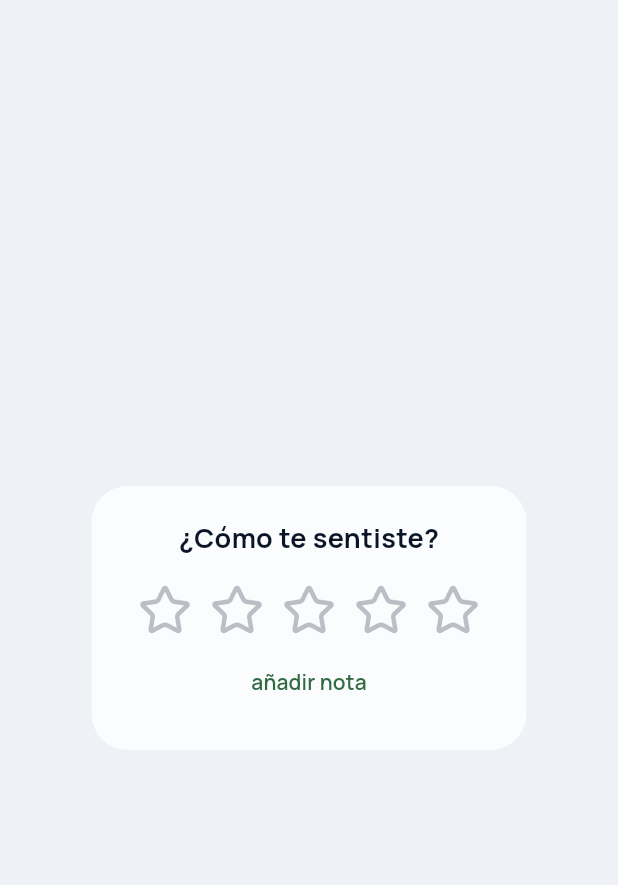
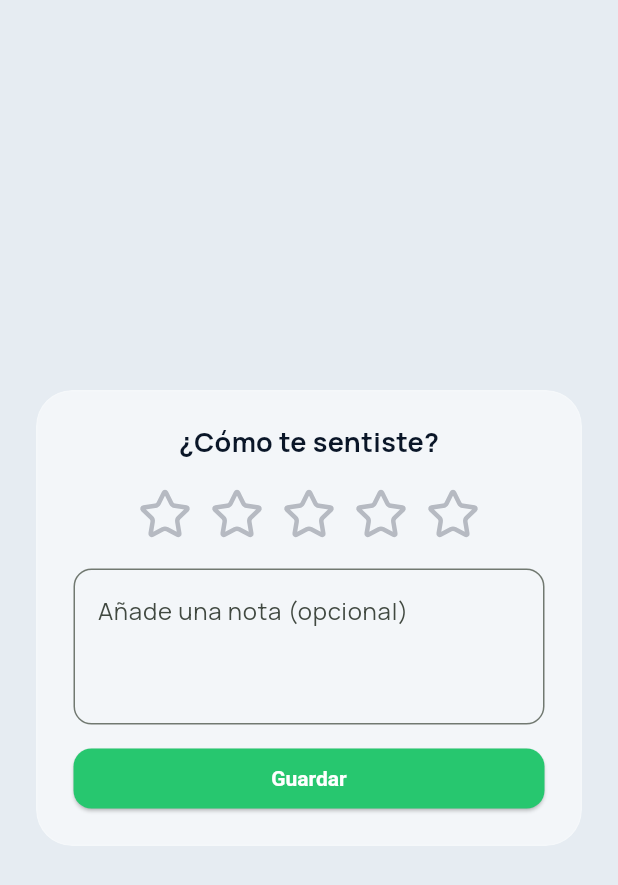
Before and after one commit to jgrabalosa/habitos_app_mobile, a Flutter app: the _ValoracionDialogContent widget shown alone on an empty page, opened directly, on a phone screen of 412 x 824 dp. Shown: the top 885 px of the screen. Run offline on Flutter 3.47's test engine with Material 3 defaults, Android fonts, the light colour scheme and no system bars; our stand-ins replace audioplayers, firebase_analytics, firebase_core, firebase_messaging, google_fonts, google_sign_in and 5 more; accounts and stored records are empty.

Commit message:
Fase 1 v1.1: correcciones de UX y rendimiento
- ValoracionSheet rediseñado: estrellas + nota simultáneas con botón Guardar único, fix overflow 8.6px (FittedBox), soporte de edición con valores iniciales
- Detalle de hábito: el lápiz abre ValoracionSheet precargado (valoración y nota editables)
- Completar hábito más rápido: analytics sin await, progreso incrementado en local sin segunda llamada, pausas 650→400ms y 600→250ms
- Dashboard: padding inferior del listado (barra de gestos Android + FAB)
- Modo claro crudo frío: bg #E6ECF2, tarjetas #F7F9FB, surface2 #CFDAE6

```diff
--- a/lib/theme/app_theme.dart
+++ b/lib/theme/app_theme.dart
@@ -23,10 +23,10 @@ class AppColors {
   static const points = Color(0xFFF59E0B);
   static const danger = Color(0xFFEF4444);
 
-  // Light (fondos Gris Muy Claro / Blanco)
-  static const bgLight = grisMuyClaro;
-  static const surfaceLight = Color(0xFFFFFFFF);
-  static const surface2Light = grisClaro;
+  // Light (crudo frío: fondo un punto más oscuro, tarjetas en blanco roto)
+  static const bgLight = Color(0xFFE6ECF2);
+  static const surfaceLight = Color(0xFFF7F9FB);
+  static const surface2Light = Color(0xFFCFDAE6);
   static const textLight = azulNoche;
   static const textMutedLight = grisMedio;
 
--- a/lib/widgets/valoracion_sheet.dart
+++ b/lib/widgets/valoracion_sheet.dart
@@ -5,18 +5,26 @@ import '../theme/app_theme.dart';
 
 /// Diálogo genérico de valoración post-acción, centrado y con efecto cristal.
 /// Devuelve un Map {'valoracion': int?, 'nota': String?} con lo que el
-/// usuario haya elegido, o null si lo descartó sin interactuar.
+/// usuario haya elegido, o null si lo descartó sin guardar.
+/// Admite valores iniciales para modo edición.
 /// No conoce el dominio: quien lo invoca decide qué hacer con el resultado.
 /// Exportable a otras apps del ecosistema.
 class ValoracionSheet {
-  static Future<Map<String, dynamic>?> mostrar(BuildContext context) {
+  static Future<Map<String, dynamic>?> mostrar(
+    BuildContext context, {
+    int? valoracionInicial,
+    String? notaInicial,
+  }) {
     return showGeneralDialog<Map<String, dynamic>>(
       context: context,
       barrierDismissible: true,
       barrierLabel: 'Valoración',
       barrierColor: Colors.black.withOpacity(0.25),
       transitionDuration: const Duration(milliseconds: 250),
-      pageBuilder: (context, _, __) => const _ValoracionDialogContent(),
+      pageBuilder: (context, _, __) => _ValoracionDialogContent(
+        valoracionInicial: valoracionInicial,
+        notaInicial: notaInicial,
+      ),
       transitionBuilder: (context, anim, _, child) {
         final curva = CurvedAnimation(parent: anim, curve: Curves.easeOutBack);
         return FadeTransition(
@@ -29,7 +37,10 @@ class ValoracionSheet {
 }
 
 class _ValoracionDialogContent extends StatefulWidget {
-  const _ValoracionDialogContent();
+  final int? valoracionInicial;
+  final String? notaInicial;
+
+  const _ValoracionDialogContent({this.valoracionInicial, this.notaInicial});
 
   @override
   State<_ValoracionDialogContent> createState() =>
@@ -38,8 +49,17 @@ class _ValoracionDialogContent extends StatefulWidget {
 
 class _ValoracionDialogContentState extends State<_ValoracionDialogContent> {
   int? _valoracion;
-  bool _notaAbierta = false;
-  final _notaController = TextEditingController();
+  late final TextEditingController _notaController;
+
+  bool get _esEdicion =>
+      widget.valoracionInicial != null || widget.notaInicial != null;
+
+  @override
+  void initState() {
+    super.initState();
+    _valoracion = widget.valoracionInicial;
+    _notaController = TextEditingController(text: widget.notaInicial ?? '');
+  }
 
   @override
   void dispose() {
@@ -48,11 +68,10 @@ class _ValoracionDialogContentState extends State<_ValoracionDialogContent> {
   }
 
   void _seleccionarEstrella(int valor) {
-    setState(() { _valoracion = valor; });
-    // Si la nota no está abierta, un tap basta: guarda y cierra solo
-    if (!_notaAbierta) {
-      Navigator.pop(context, {'valoracion': valor, 'nota': null});
-    }
+    setState(() {
+      // Tocar la misma estrella otra vez la deselecciona
+      _valoracion = (_valoracion == valor) ? null : valor;
+    });
   }
 
   void _guardar() {
@@ -74,7 +93,7 @@ class _ValoracionDialogContentState extends State<_ValoracionDialogContent> {
           duration: const Duration(milliseconds: 200),
           // Cuando sube el teclado, el diálogo se desplaza hacia arriba
           padding: EdgeInsets.only(
-              left: 32, right: 32, bottom: teclado > 0 ? teclado : 0),
+              left: 24, right: 24, bottom: teclado > 0 ? teclado : 0),
           child: ClipRRect(
             borderRadius: BorderRadius.circular(AppRadius.xl),
             child: BackdropFilter(
@@ -95,14 +114,18 @@ class _ValoracionDialogContentState extends State<_ValoracionDialogContent> {
                     mainAxisSize: MainAxisSize.min,
                     children: [
                       Text(
-                        '¿Cómo te sentiste?',
+                        _esEdicion ? 'Editar valoración' : '¿Cómo te sentiste?',
                         style: TextStyle(
                             fontSize: 18,
                             fontWeight: FontWeight.bold,
                             color: t.text),
                       ),
                       const SizedBox(height: 12),
-                      Row(
+                      // FittedBox: si la fila de estrellas no cabe,
+                      // se encoge en vez de desbordar (fix overflow 8.6px)
+                      FittedBox(
+                        fit: BoxFit.scaleDown,
+                        child: Row(
                           mainAxisSize: MainAxisSize.min,
                           children: List.generate(5, (i) {
                             final valor = i + 1;
@@ -110,7 +133,8 @@ class _ValoracionDialogContentState extends State<_ValoracionDialogContent> {
                                 _valoracion != null && valor <= _valoracion!;
                             return IconButton(
                               iconSize: 36,
-                            padding: const EdgeInsets.symmetric(horizontal: 4),
+                              padding:
+                                  const EdgeInsets.symmetric(horizontal: 4),
                               constraints: const BoxConstraints(),
                               onPressed: () => _seleccionarEstrella(valor),
                               icon: Icon(
@@ -122,25 +146,19 @@ class _ValoracionDialogContentState extends State<_ValoracionDialogContent> {
                             );
                           }),
                         ),
-                      if (!_notaAbierta)
-                        TextButton(
-                          onPressed: () =>
-                              setState(() { _notaAbierta = true; }),
-                          child: const Text('añadir nota'),
                       ),
-                      if (_notaAbierta) ...[
-                        const SizedBox(height: 8),
+                      const SizedBox(height: 12),
                       TextField(
                         controller: _notaController,
-                          autofocus: true,
                         maxLines: 3,
                         maxLength: 500,
                         style: TextStyle(color: t.text),
                         decoration: const InputDecoration(
-                            hintText: '¿Cómo te ha ido?',
+                          hintText: 'Añade una nota (opcional)',
+                          counterText: '',
                         ),
                       ),
-                        const SizedBox(height: 8),
+                      const SizedBox(height: 12),
                       SizedBox(
                         width: double.infinity,
                         child: ElevatedButton(
@@ -148,7 +166,6 @@ class _ValoracionDialogContentState extends State<_ValoracionDialogContent> {
                           child: const Text('Guardar'),
                         ),
                       ),
-                      ],
                     ],
                   ),
                 ),
```
Also changed, not shown: lib/screens/dashboard_screen.dart (+24 -7 lines), lib/screens/habito_detalle_screen.dart (+26 -26 lines). Lines whose indentation alone changed are shown as unchanged.
